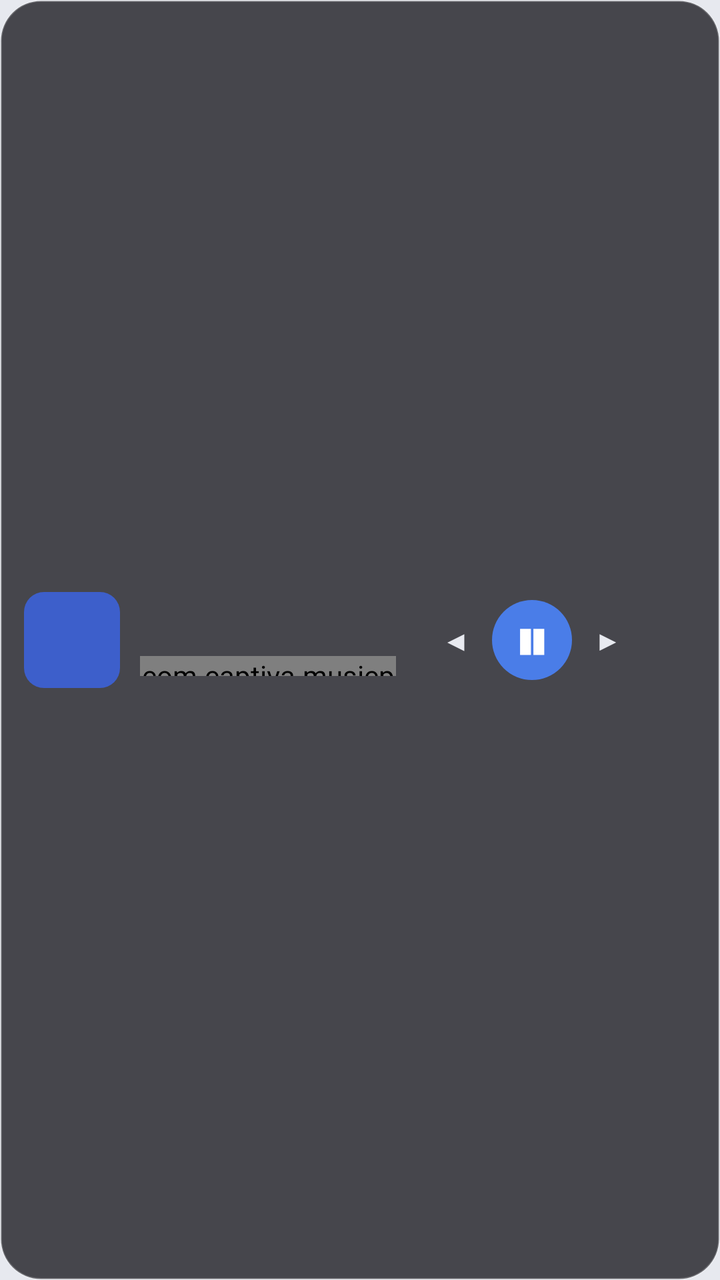
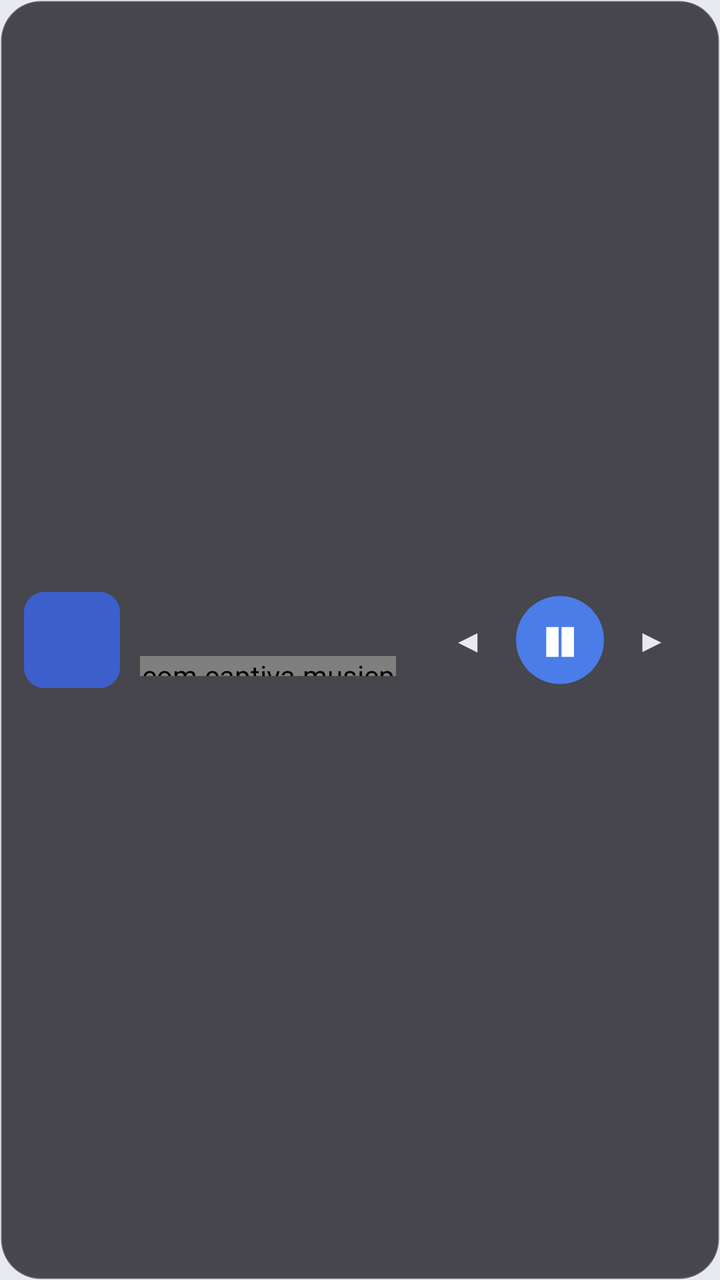

The first picture is an Android layout as it rendered before a commit; the second is the same layout after the commit. The layout source and the unified diff follow.
<!-- AndroidManifest.xml: application theme Theme.CaptivaMusic -->
<!-- res/layout/float_control.xml -->
<?xml version="1.0" encoding="utf-8"?>
<LinearLayout xmlns:android="http://schemas.android.com/apk/res/android"
    android:layout_width="wrap_content"
    android:layout_height="wrap_content"
    android:orientation="horizontal"
    android:gravity="center_vertical"
    android:background="@drawable/bg_float_control"
    android:paddingLeft="12dp"
    android:paddingRight="12dp"
    android:paddingTop="10dp"
    android:paddingBottom="10dp">

    
    <ImageView
        android:id="@+id/float_cover"
        android:layout_width="48dp"
        android:layout_height="48dp"
        android:scaleType="centerCrop"
        android:background="@drawable/bg_float_cover"
        android:contentDescription="封面" />

    
    <LinearLayout
        android:id="@+id/float_text_area"
        android:layout_width="128dp"
        android:layout_height="wrap_content"
        android:layout_marginLeft="10dp"
        android:layout_marginRight="14dp"
        android:orientation="vertical">

        <TextView
            android:id="@+id/float_title"
            android:layout_width="match_parent"
            android:layout_height="wrap_content"
            android:singleLine="true"
            android:ellipsize="marquee"
            android:marqueeRepeatLimit="marquee_forever"
            android:textColor="#FFFFFF"
            android:textSize="15sp" />

        <com.captiva.musicplayer.FloatProgressView
            android:id="@+id/float_progress"
            android:layout_width="match_parent"
            android:layout_height="10dp"
            android:layout_marginTop="6dp" />
    </LinearLayout>

    <TextView
        android:id="@+id/float_prev"
        android:layout_width="32dp"
        android:layout_height="40dp"
        android:gravity="center"
        android:text="◀"
        android:textColor="#E8EAF0"
        android:textSize="14sp" />

    <TextView
        android:id="@+id/float_toggle"
        android:layout_width="40dp"
        android:layout_height="40dp"
        android:layout_marginLeft="2dp"
        android:layout_marginRight="2dp"
        android:gravity="center"
        android:background="@drawable/bg_float_toggle"
        android:text="❚❚"
        android:textColor="#FFFFFF"
        android:textSize="14sp" />

    <TextView
        android:id="@+id/float_next"
        android:layout_width="32dp"
        android:layout_height="40dp"
        android:gravity="center"
        android:text="▶"
        android:textColor="#E8EAF0"
        android:textSize="14sp" />

</LinearLayout>
<!-- resources referenced by this layout -->
<resources>
  <!-- drawable bg_float_control (drawable) -->
  <?xml version="1.0" encoding="utf-8"?>
  <shape xmlns:android="http://schemas.android.com/apk/res/android"
      android:shape="rectangle">
      <solid android:color="#CC1E1E24" />
      <corners android:radius="20dp" />
      <stroke
          android:width="1dp"
          android:color="#33FFFFFF" />
  </shape>
  <!-- drawable bg_float_cover (drawable) -->
  <?xml version="1.0" encoding="utf-8"?>
  <shape xmlns:android="http://schemas.android.com/apk/res/android"
      android:shape="rectangle">
      <solid android:color="#3D5FCB" />
      <corners android:radius="10dp" />
  </shape>
  <!-- drawable bg_float_toggle (drawable) -->
  <?xml version="1.0" encoding="utf-8"?>
  <shape xmlns:android="http://schemas.android.com/apk/res/android"
      android:shape="oval">
      <solid android:color="#4A7DE8" />
  </shape>
  <style name="Theme.CaptivaMusic" parent="Theme.AppCompat.DayNight.NoActionBar">
          <item name="colorPrimary">@color/accent</item>
          <item name="colorPrimaryDark">@color/bg_title_bar</item>
          <item name="colorAccent">@color/accent</item>
          <item name="android:windowBackground">@color/bg_main</item>
          <item name="android:statusBarColor">@color/bg_title_bar</item>
          <item name="android:textColorPrimary">@color/text_primary</item>
          
          <item name="android:windowFullscreen">true</item>
          <item name="android:windowNoTitle">true</item>
          
          <item name="android:windowAnimationStyle">@style/NoAnimation</item>
      </style>
  <color name="accent">#0288D1</color>
  <color name="bg_title_bar">#EDEFF4</color>
  <color name="bg_main">#E7E9EF</color>
  <color name="text_primary">#1A1D26</color>
  <style name="NoAnimation" parent="@android:style/Animation.Activity">
          <item name="android:activityOpenEnterAnimation">@null</item>
          <item name="android:activityOpenExitAnimation">@null</item>
          <item name="android:activityCloseEnterAnimation">@null</item>
          <item name="android:activityCloseExitAnimation">@null</item>
          <item name="android:taskOpenEnterAnimation">@null</item>
          <item name="android:taskOpenExitAnimation">@null</item>
          <item name="android:taskCloseEnterAnimation">@null</item>
          <item name="android:taskCloseExitAnimation">@null</item>
          <item name="android:taskToFrontEnterAnimation">@null</item>
          <item name="android:taskToFrontExitAnimation">@null</item>
          <item name="android:taskToBackEnterAnimation">@null</item>
          <item name="android:taskToBackExitAnimation">@null</item>
      </style>
</resources>

<!-- the commit's change to res/layout/float_control.xml (unified diff, before → after) -->
@@ -45,34 +45,35 @@
             android:layout_marginTop="6dp" />
     </LinearLayout>
 
+    
     <TextView
         android:id="@+id/float_prev"
-        android:layout_width="32dp"
-        android:layout_height="40dp"
+        android:layout_width="44dp"
+        android:layout_height="48dp"
         android:gravity="center"
         android:text="◀"
         android:textColor="#E8EAF0"
-        android:textSize="14sp" />
+        android:textSize="16sp" />
 
     <TextView
         android:id="@+id/float_toggle"
-        android:layout_width="40dp"
-        android:layout_height="40dp"
+        android:layout_width="44dp"
+        android:layout_height="44dp"
         android:layout_marginLeft="2dp"
         android:layout_marginRight="2dp"
         android:gravity="center"
         android:background="@drawable/bg_float_toggle"
         android:text="❚❚"
         android:textColor="#FFFFFF"
-        android:textSize="14sp" />
+        android:textSize="16sp" />
 
     <TextView
         android:id="@+id/float_next"
-        android:layout_width="32dp"
-        android:layout_height="40dp"
+        android:layout_width="44dp"
+        android:layout_height="48dp"
         android:gravity="center"
         android:text="▶"
         android:textColor="#E8EAF0"
-        android:textSize="14sp" />
+        android:textSize="16sp" />
 
 </LinearLayout>
